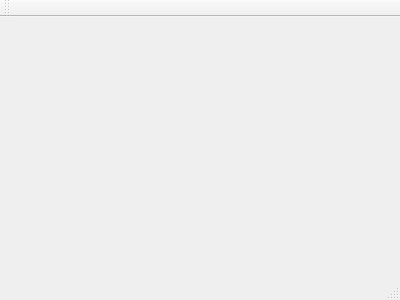
First picture: the form in polyworldagent.ui, repository rockhowse/polyworld-agent, before the edit.
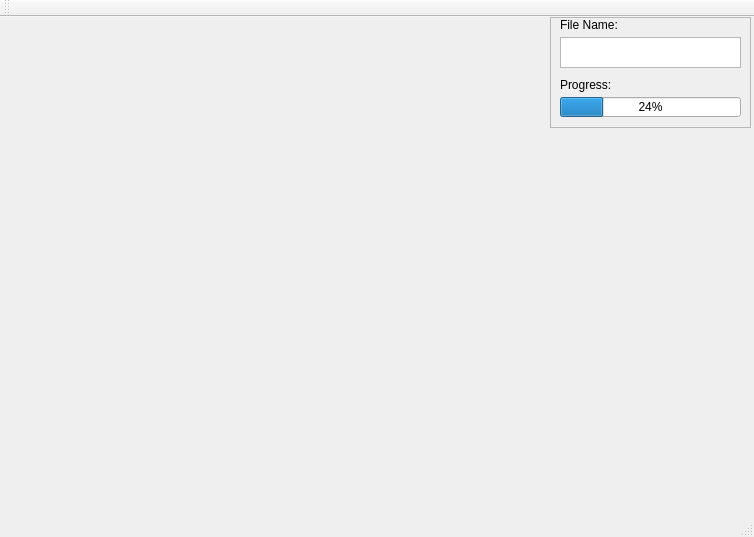
Second picture: the form after the edit.

Commit message: instead of pulling in random message, it pulls down the world file

```diff
--- a/polyworldagent.ui
+++ b/polyworldagent.ui
@@ -1,24 +1,108 @@
 <ui version="4.0">
  <class>PolyworldAgent</class>
- <widget class="QMainWindow" name="PolyworldAgent" >
-  <property name="geometry" >
+ <widget class="QMainWindow" name="PolyworldAgent">
+  <property name="geometry">
    <rect>
     <x>0</x>
     <y>0</y>
-    <width>400</width>
-    <height>300</height>
+    <width>754</width>
+    <height>537</height>
    </rect>
   </property>
   <property name="windowTitle" >
    <string>PolyworldAgent</string>
   </property>
-  <widget class="QMenuBar" name="menuBar" />
-  <widget class="QToolBar" name="mainToolBar" />
-  <widget class="QWidget" name="centralWidget" />
-  <widget class="QStatusBar" name="statusBar" />
+  <widget class="QWidget" name="centralWidget">
+   <widget class="QFrame" name="frame">
+    <property name="geometry">
+     <rect>
+      <x>550</x>
+      <y>0</y>
+      <width>201</width>
+      <height>111</height>
+     </rect>
+    </property>
+    <property name="frameShape">
+     <enum>QFrame::StyledPanel</enum>
+    </property>
+    <property name="frameShadow">
+     <enum>QFrame::Raised</enum>
+    </property>
+    <widget class="QProgressBar" name="progressBar">
+     <property name="geometry">
+      <rect>
+       <x>10</x>
+       <y>80</y>
+       <width>181</width>
+       <height>20</height>
+      </rect>
+     </property>
+     <property name="value">
+      <number>24</number>
+     </property>
+    </widget>
+    <widget class="QPlainTextEdit" name="world_file_name">
+     <property name="geometry">
+      <rect>
+       <x>10</x>
+       <y>20</y>
+       <width>181</width>
+       <height>31</height>
+      </rect>
+     </property>
+     <property name="readOnly">
+      <bool>true</bool>
+     </property>
+    </widget>
+    <widget class="QLabel" name="lbl_file_name">
+     <property name="geometry">
+      <rect>
+       <x>10</x>
+       <y>0</y>
+       <width>71</width>
+       <height>16</height>
+      </rect>
+     </property>
+     <property name="text">
+      <string>File Name:</string>
+     </property>
+    </widget>
+    <widget class="QLabel" name="lbl_progress">
+     <property name="geometry">
+      <rect>
+       <x>10</x>
+       <y>60</y>
+       <width>57</width>
+       <height>15</height>
+      </rect>
+     </property>
+     <property name="text">
+      <string>Progress:</string>
+     </property>
+    </widget>
+   </widget>
+  </widget>
+  <widget class="QMenuBar" name="menuBar">
+   <property name="geometry">
+    <rect>
+     <x>0</x>
+     <y>0</y>
+     <width>754</width>
+     <height>20</height>
+    </rect>
+   </property>
+  </widget>
+  <widget class="QToolBar" name="mainToolBar">
+   <attribute name="toolBarArea">
+    <enum>TopToolBarArea</enum>
+   </attribute>
+   <attribute name="toolBarBreak">
+    <bool>false</bool>
+   </attribute>
+  </widget>
+  <widget class="QStatusBar" name="statusBar"/>
  </widget>
- <layoutDefault spacing="6" margin="11" />
- <pixmapfunction></pixmapfunction>
+ <layoutdefault spacing="6" margin="11"/>
  <resources/>
  <connections/>
 </ui>
```
Left out of the diff: 3 changed lines with no effect on the pictures. The commit also changes 3 other files.
